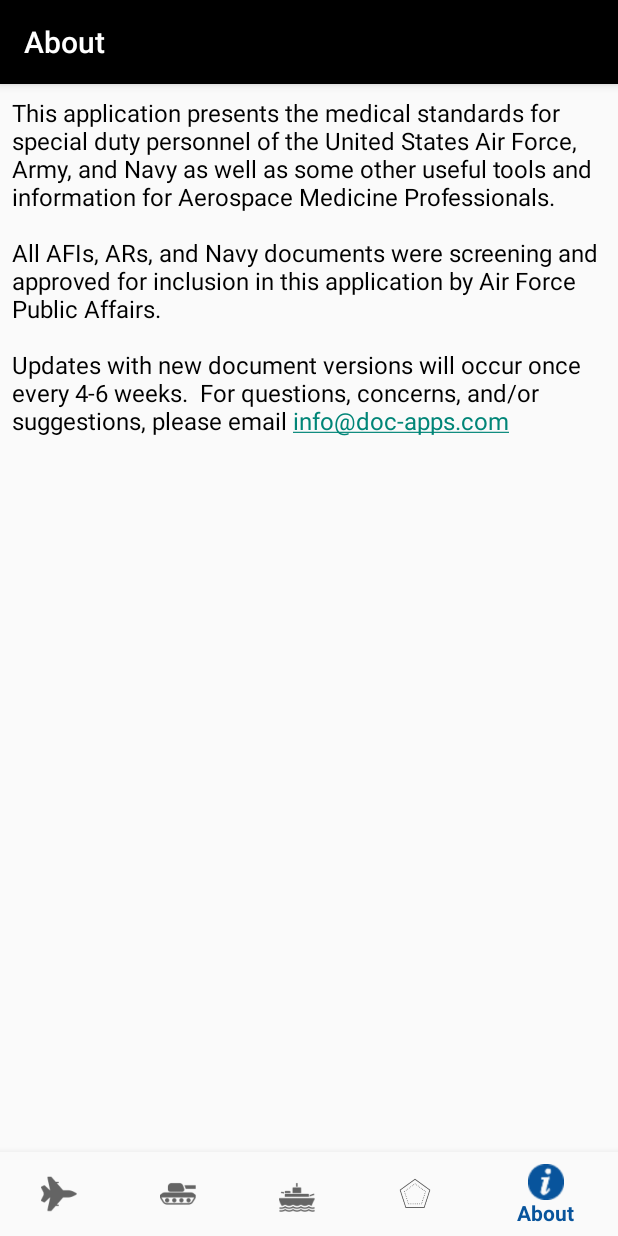
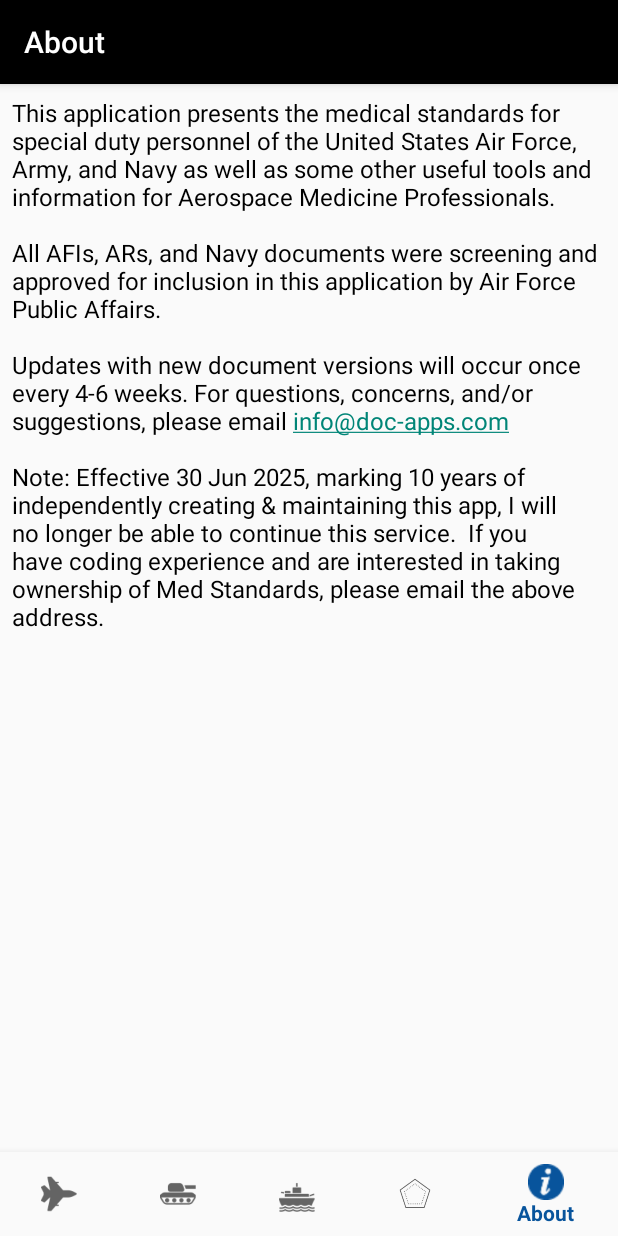
Before and after one commit to colbyuptegraft/med_standards_android_v2, an Android app: the screen it shows after launch (MainActivity), item 5 of the bottom bar chosen, on a phone screen of 412 x 824 dp. Run offline under Robolectric (Android 15) with nearby library versions, the phone set to English and light mode, and no system bars.

Commit message:
v1.4.60.11

```diff
--- a/app/build.gradle
+++ b/app/build.gradle
@@ -6,8 +6,8 @@ android {
         applicationId "com.colbycoapps.med_standards"
         minSdkVersion 26
         targetSdkVersion 34
-        versionCode 146010
-        versionName "1.4.60.10"
+        versionCode 146011
+        versionName "1.4.60.11"
         testInstrumentationRunner "androidx.test.runner.AndroidJUnitRunner"
     }
     buildTypes {
--- a/app/src/main/java/com/colbycoapps/med_standards/MainActivity.java
+++ b/app/src/main/java/com/colbycoapps/med_standards/MainActivity.java
@@ -77,8 +77,10 @@ public class MainActivity extends CommonCode {
         //Populate TextView and set it to invisible initially
         String message = "This application presents the medical standards for special duty personnel of the United States Air Force, Army, and Navy as well as" +
                 " some other useful tools and information for Aerospace Medicine Professionals.\n\nAll AFIs, ARs, and Navy documents were screening and approved for" +
-                " inclusion in this application by Air Force Public Affairs.\n\nUpdates with new document versions will occur once every 4-6 weeks.  For questions," +
-                " concerns, and/or suggestions, please email info@doc-apps.com";
+                " inclusion in this application by Air Force Public Affairs.\n\nUpdates with new document versions will occur once every 4-6 weeks. For questions," +
+                " concerns, and/or suggestions, please email info@doc-apps.com\n\nNote: Effective 30 Jun 2025, marking 10 years of independently creating & maintaining" +
+                " this app, I will no longer be able to continue this service." +
+                "  If you have coding experience and are interested in taking ownership of Med Standards, please email the above address.";
         aboutTextView.setText(message);
         aboutTextView.setVisibility(View.INVISIBLE);
 
```
Also changed, not shown: 1 other file.
